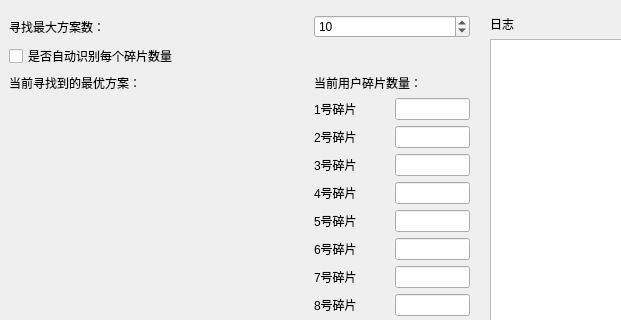
Above: app/ui/additional_features_interface.ui from LaoZhuJackson/SnowbreakAutoAssistant before the change; both pictures show x 0 to 621 and y 0 to 320 of the 721 by 675 pixel window. Below: the same form after it.
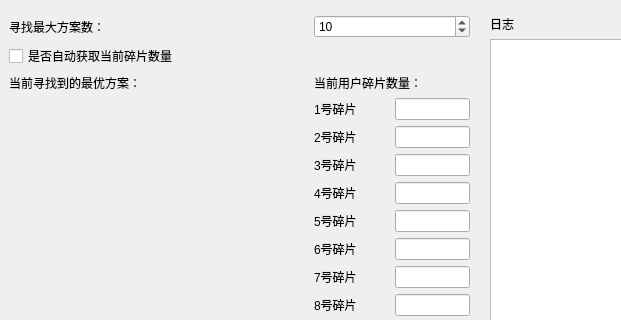
That is the form after the change. Custom widgets are drawn as their Qt base class.

Commit message: 自动信源解析基本完成，待补全图片资源

```diff
--- a/app/ui/additional_features_interface.ui
+++ b/app/ui/additional_features_interface.ui
@@ -535,7 +535,7 @@
                             <item row="1" column="0" colspan="3">
                                 <widget class="CheckBox" name="CheckBox_auto_update_pieces_num">
                                     <property name="text">
-                                        <string>是否自动识别每个碎片数量</string>
+                                        <string>是否自动获取当前碎片数量</string>
                                     </property>
                                 </widget>
                             </item>
```
The commit also changes 42 other files.
